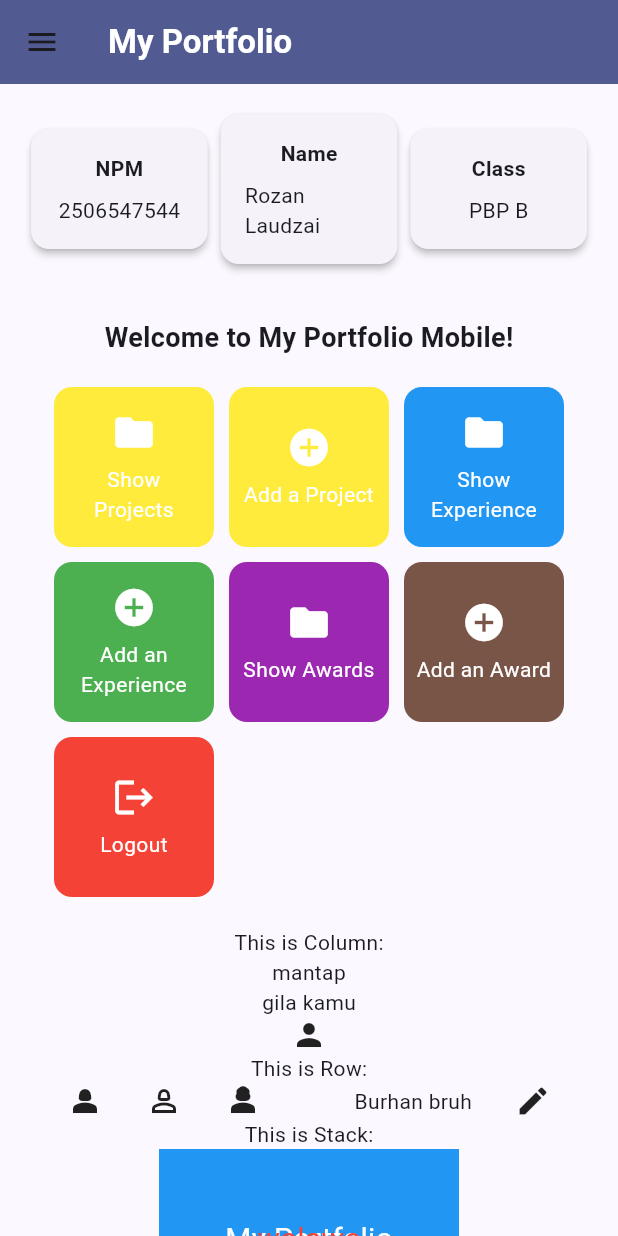
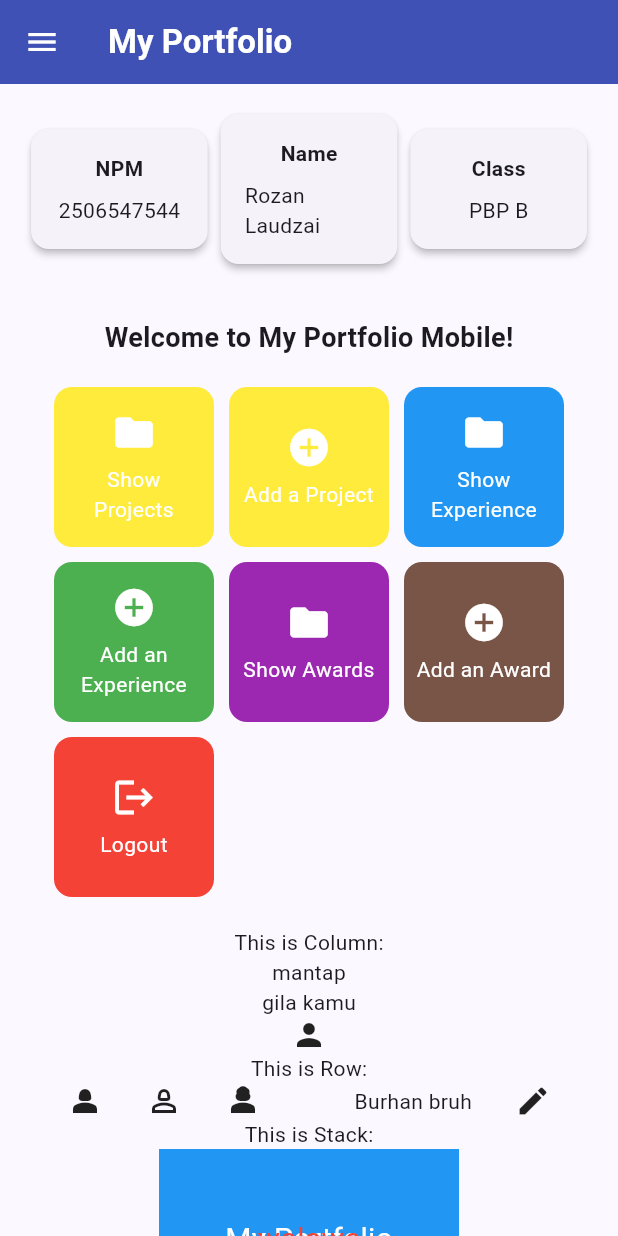
Before and after one commit to rozanlaudzai/myportfolio_mobile, a Flutter app: the screen it shows after launch, on a phone screen of 412 x 824 dp. Run offline on Flutter 3.47's test engine with Material 3 defaults, Android fonts, the phone set to English and light mode, and no system bars; our stand-ins replace material_ui.

Commit message:
style: change home appbar background color to indigo

```diff
--- a/lib/screens/menu.dart
+++ b/lib/screens/menu.dart
@@ -64,7 +64,10 @@ class MyHomePage extends StatelessWidget {
             fontWeight: FontWeight.bold,
           ),
         ),
-        backgroundColor: Theme.of(context).colorScheme.primary,
+
+        backgroundColor: Colors.indigo,
+        foregroundColor: Colors.white,
+        // backgroundColor: Theme.of(context).colorScheme.primary,
       ),
 
       drawer: const LeftDrawer(),
```
